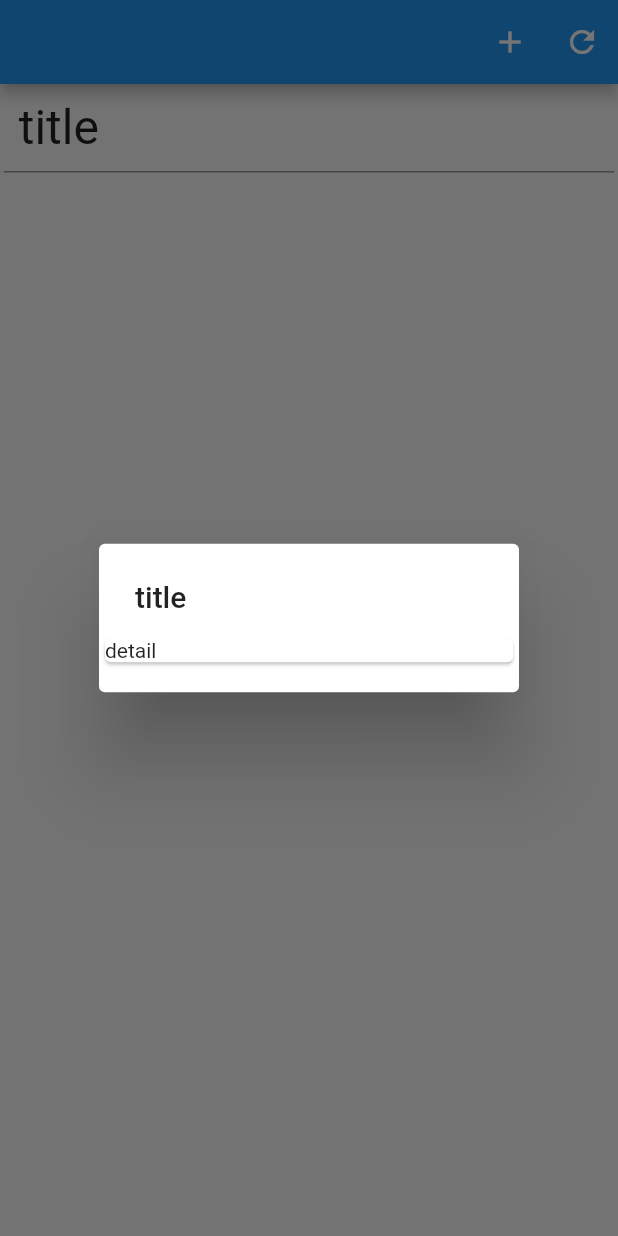
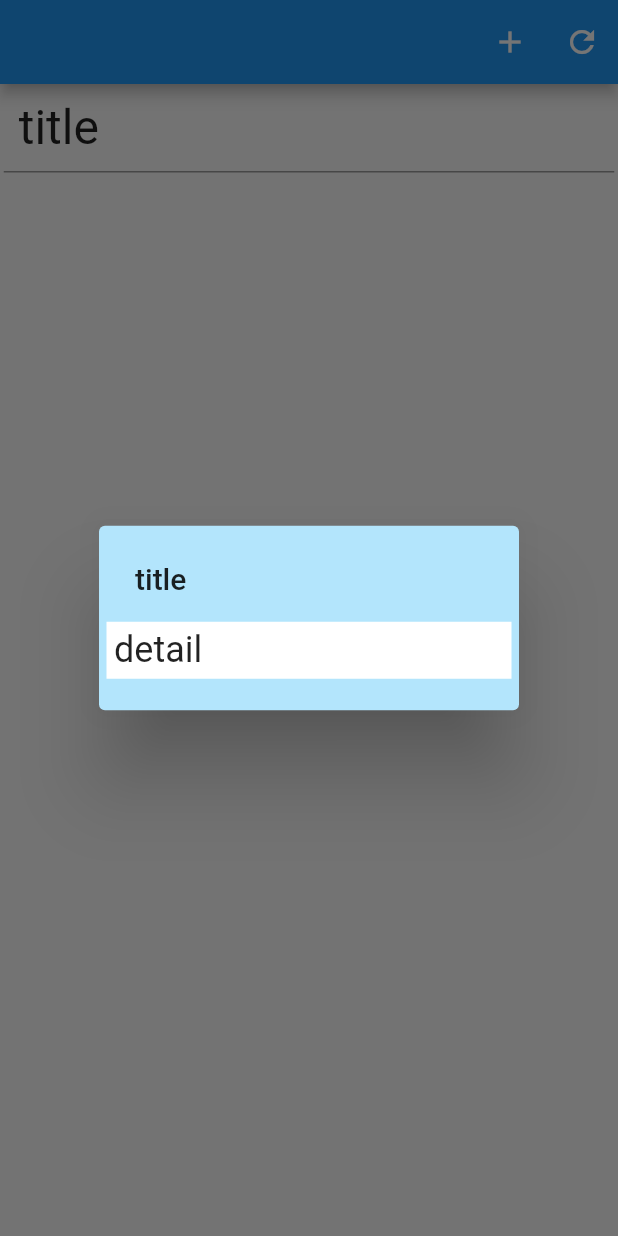
Before and after one commit to CommonPeopleT/todo_list, a Flutter app: the screen it shows after launch, after a tap on "title", on a phone screen of 412 x 824 dp. Run offline on Flutter 3.47's test engine with Material 2 defaults, Android fonts, the phone set to English and light mode, and no system bars; our stand-ins replace sqflite; accounts and stored records are empty.

Commit message:
**詳細確認のUIを改善した**
- 文字の大きさを大きくした

- 背景を青にした

```diff
--- a/lib/pages/home/home_bloc.dart
+++ b/lib/pages/home/home_bloc.dart
@@ -40,6 +40,7 @@ class HomeBloc extends BaseBloc{
             children: <Widget>[
               TodoDetailPage(item:item),
             ],
+            backgroundColor: Colors.lightBlue[100],
           )
     );
   }
--- a/lib/pages/todo_detail/todo_detail_page.dart
+++ b/lib/pages/todo_detail/todo_detail_page.dart
@@ -8,10 +8,16 @@ class TodoDetailPage extends StatelessWidget{
 
   @override
   Widget build(BuildContext context) {
-    return Card(
-      child: Container(
-          child: Text(this.item.detail)
+    return Container(
+      margin: const EdgeInsets.all(5),
+      padding: const EdgeInsets.all(5),
+      child: Text(
+        this.item.detail,
+        style: const TextStyle(
+          fontSize: 24,
+        ),
       ),
+      color: Colors.white,
     );
   }
 }
```
